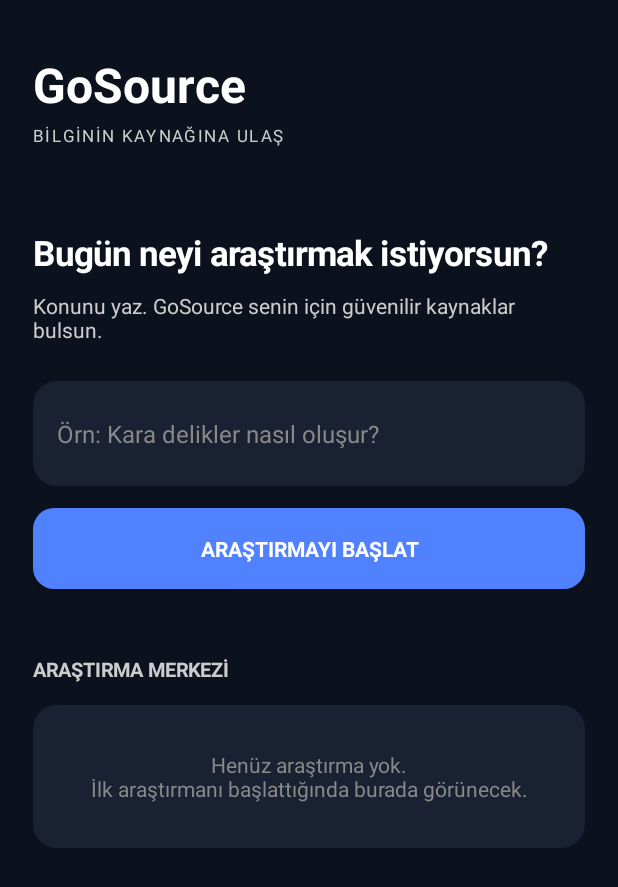
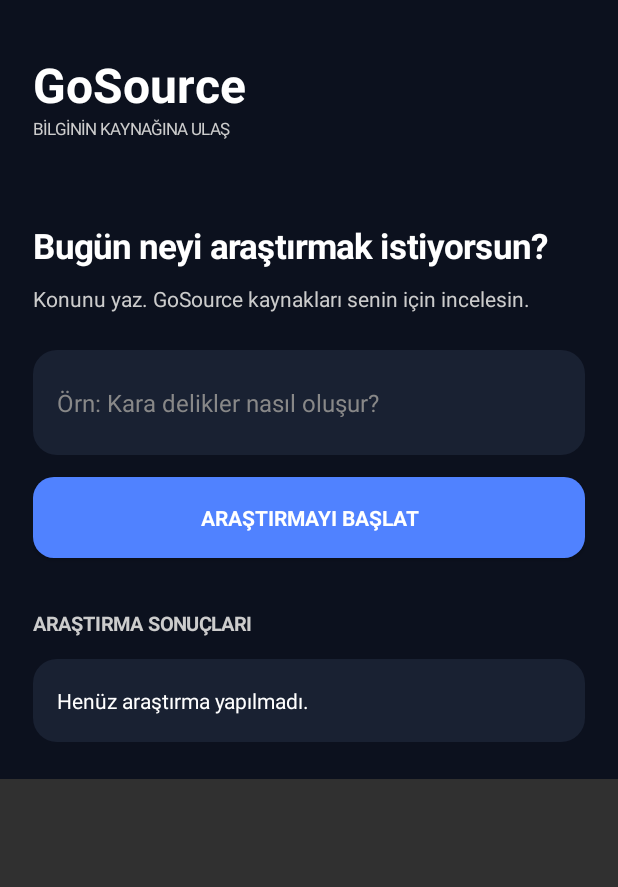
Before and after one commit to portalite/GoSource, an Android app: the screen it shows after launch (MainActivity), after a tap on "ARAŞTIRMAYI BAŞLAT", on a phone screen of 412 x 824 dp. Shown: the top 887 px of the screen. Run offline under Robolectric (Android 15) with nearby library versions, the phone set to English and light mode, and no system bars.

Commit message:
Update MainActivity.java

```diff
--- a/app/src/main/java/com/kaan/gosource/MainActivity.java
+++ b/app/src/main/java/com/kaan/gosource/MainActivity.java
@@ -15,7 +15,11 @@ public class MainActivity extends Activity {
     int bg = Color.rgb(12, 17, 30);
     int panel = Color.rgb(25, 33, 50);
     int blue = Color.rgb(80, 130, 255);
+
     EditText search;
+    LinearLayout root;
+    TextView results;
+    Button research;
 
     int dp(int value) {
         return (int) (value * getResources()
@@ -45,11 +49,11 @@ public class MainActivity extends Activity {
         getWindow().setNavigationBarColor(bg);
 
         ScrollView scroll = new ScrollView(this);
-        scroll.setBackgroundColor(bg);
 
-        LinearLayout root = new LinearLayout(this);
+        root = new LinearLayout(this);
         root.setOrientation(LinearLayout.VERTICAL);
         root.setPadding(dp(22), dp(35), dp(22), dp(25));
+        root.setBackgroundColor(bg);
 
         scroll.addView(root);
 
@@ -61,12 +65,7 @@ public class MainActivity extends Activity {
             "BİLGİNİN KAYNAĞINA ULAŞ",
             11, Color.LTGRAY
         );
-        subtitle.setLetterSpacing(0.15f);
-
-        LinearLayout.LayoutParams subParams =
-            new LinearLayout.LayoutParams(-2, -2);
-        subParams.topMargin = dp(5);
-        root.addView(subtitle, subParams);
+        root.addView(subtitle);
 
         TextView heading = text(
             "Bugün neyi araştırmak istiyorsun?",
@@ -74,20 +73,20 @@ public class MainActivity extends Activity {
         );
         heading.setTypeface(null, Typeface.BOLD);
 
-        LinearLayout.LayoutParams headParams =
+        LinearLayout.LayoutParams hp =
             new LinearLayout.LayoutParams(-1, -2);
-        headParams.topMargin = dp(55);
-        root.addView(heading, headParams);
+        hp.topMargin = dp(55);
+        root.addView(heading, hp);
 
         TextView info = text(
-            "Konunu yaz. GoSource senin için güvenilir kaynaklar bulsun.",
+            "Konunu yaz. GoSource kaynakları senin için incelesin.",
             14, Color.LTGRAY
         );
 
-        LinearLayout.LayoutParams infoParams =
+        LinearLayout.LayoutParams ip =
             new LinearLayout.LayoutParams(-1, -2);
-        infoParams.topMargin = dp(10);
-        root.addView(info, infoParams);
+        ip.topMargin = dp(10);
+        root.addView(info, ip);
 
         search = new EditText(this);
         search.setSingleLine(false);
@@ -99,12 +98,12 @@ public class MainActivity extends Activity {
         search.setPadding(dp(16), dp(15), dp(16), dp(15));
         search.setBackground(shape(panel, 16));
 
-        LinearLayout.LayoutParams searchParams =
+        LinearLayout.LayoutParams sp =
             new LinearLayout.LayoutParams(-1, -2);
-        searchParams.topMargin = dp(25);
-        root.addView(search, searchParams);
+        sp.topMargin = dp(25);
+        root.addView(search, sp);
 
-        Button research = new Button(this);
+        research = new Button(this);
         research.setText("ARAŞTIRMAYI BAŞLAT");
         research.setTextColor(Color.WHITE);
         research.setTextSize(14);
@@ -112,49 +111,70 @@ public class MainActivity extends Activity {
         research.setAllCaps(false);
         research.setBackground(shape(blue, 14));
 
-        LinearLayout.LayoutParams buttonParams =
+        LinearLayout.LayoutParams bp =
             new LinearLayout.LayoutParams(-1, dp(54));
-        buttonParams.topMargin = dp(15);
-        root.addView(research, buttonParams);
+        bp.topMargin = dp(15);
+        root.addView(research, bp);
 
-        research.setOnClickListener(v -> {
-            String topic = search.getText().toString().trim();
-
-            if (topic.isEmpty()) {
-                Toast.makeText(this,
-                    "Önce bir konu yaz.",
-                    Toast.LENGTH_SHORT).show();
-            } else {
-                Toast.makeText(this,
-                    "Araştırma motoru hazırlanıyor.",
-                    Toast.LENGTH_SHORT).show();
-            }
-        });
-
-        TextView recent = text(
-            "ARAŞTIRMA MERKEZİ",
+        TextView section = text(
+            "ARAŞTIRMA SONUÇLARI",
             13, Color.LTGRAY
         );
-        recent.setTypeface(null, Typeface.BOLD);
+        section.setTypeface(null, Typeface.BOLD);
 
-        LinearLayout.LayoutParams recentParams =
+        LinearLayout.LayoutParams rp =
             new LinearLayout.LayoutParams(-1, -2);
-        recentParams.topMargin = dp(45);
-        root.addView(recent, recentParams);
+        rp.topMargin = dp(35);
+        root.addView(section, rp);
 
-        TextView empty = text(
-            "Henüz araştırma yok.\nİlk araştırmanı başlattığında burada görünecek.",
-            14, Color.GRAY
+        results = text(
+            "Henüz araştırma yapılmadı.",
+            14, Color.WHITE
         );
-        empty.setGravity(Gravity.CENTER);
-        empty.setPadding(dp(15), dp(30), dp(15), dp(30));
-        empty.setBackground(shape(panel, 16));
+        results.setPadding(dp(16), dp(18), dp(16), dp(18));
+        results.setBackground(shape(panel, 16));
 
-        LinearLayout.LayoutParams emptyParams =
+        LinearLayout.LayoutParams resultParams =
             new LinearLayout.LayoutParams(-1, -2);
-        emptyParams.topMargin = dp(15);
-        root.addView(empty, emptyParams);
+        resultParams.topMargin = dp(15);
+        root.addView(results, resultParams);
+
+        research.setOnClickListener(v -> startResearch());
 
         setContentView(scroll);
     }
+
+    void startResearch() {
+        String topic = search.getText().toString().trim();
+
+        if (topic.isEmpty()) {
+            Toast.makeText(this,
+                "Önce bir konu yaz.",
+                Toast.LENGTH_SHORT).show();
+            return;
+        }
+
+        research.setEnabled(false);
+        research.setText("KAYNAKLAR ARANIYOR...");
+        results.setText("GoSource kaynakları arıyor ve okuyor...");
+
+        ResearchEngine.search(topic,
+            new ResearchEngine.Listener() {
+
+                @Override
+                public void onResult(String result) {
+                    results.setText(result);
+                    research.setEnabled(true);
+                    research.setText("YENİDEN ARAŞTIR");
+                }
+
+                @Override
+                public void onError(String error) {
+                    results.setText(error);
+                    research.setEnabled(true);
+                    research.setText("TEKRAR DENE");
+                }
+            }
+        );
+    }
 }
```
